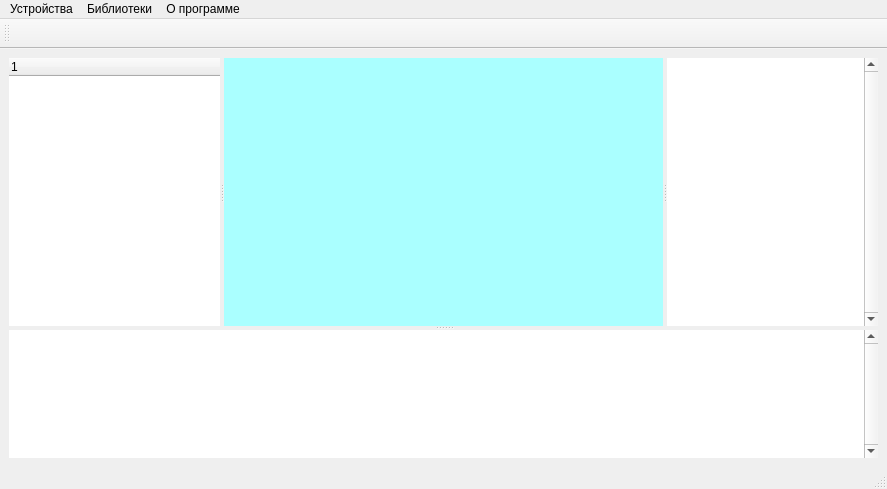
First picture: the form in mainwindow.ui, repository zaitseu1994/EurosensConfig, before the edit.
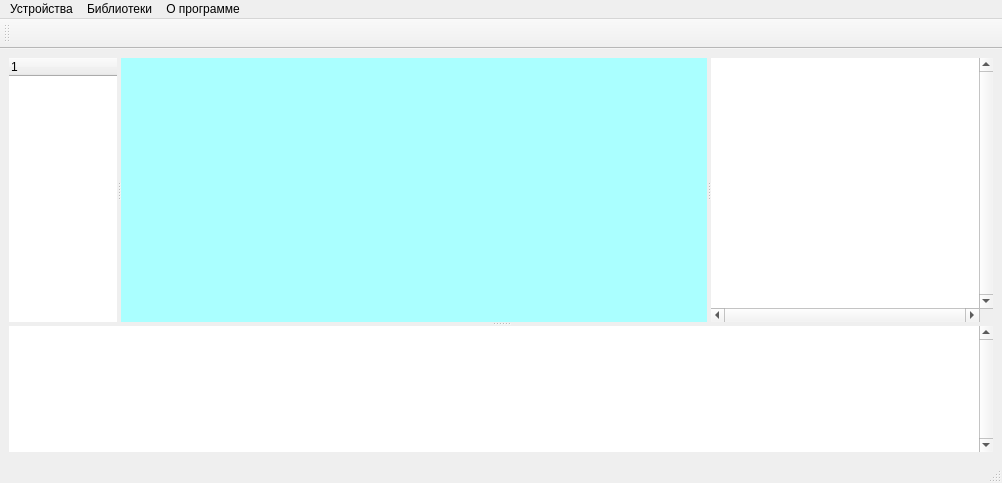
Second picture: the form after the edit.

The edit to the form file:
```diff
--- a/mainwindow.ui
+++ b/mainwindow.ui
@@ -6,8 +6,8 @@
    <rect>
     <x>0</x>
     <y>0</y>
-    <width>887</width>
-    <height>489</height>
+    <width>1002</width>
+    <height>483</height>
    </rect>
   </property>
   <property name="windowTitle">
@@ -15,7 +15,7 @@
   </property>
   <widget class="QWidget" name="centralwidget">
    <layout class="QGridLayout" name="gridLayout">
-    <item row="0" column="0">
+    <item row="1" column="0">
      <widget class="QSplitter" name="splitter_2">
       <property name="orientation">
        <enum>Qt::Vertical</enum>
@@ -25,12 +25,27 @@
         <enum>Qt::Horizontal</enum>
        </property>
        <widget class="QTreeWidget" name="treeWidget">
+        <property name="minimumSize">
+         <size>
+          <width>100</width>
+          <height>100</height>
+         </size>
+        </property>
         <property name="frameShape">
          <enum>QFrame::NoFrame</enum>
         </property>
         <property name="lineWidth">
          <number>0</number>
         </property>
+        <property name="sizeAdjustPolicy">
+         <enum>QAbstractScrollArea::AdjustToContents</enum>
+        </property>
+        <property name="textElideMode">
+         <enum>Qt::ElideRight</enum>
+        </property>
+        <attribute name="headerCascadingSectionResizes">
+         <bool>true</bool>
+        </attribute>
         <column>
          <property name="text">
           <string notr="true">1</string>
@@ -47,6 +62,15 @@
         <property name="frameShape">
          <enum>QFrame::NoFrame</enum>
         </property>
+        <property name="frameShadow">
+         <enum>QFrame::Plain</enum>
+        </property>
+        <property name="verticalScrollBarPolicy">
+         <enum>Qt::ScrollBarAsNeeded</enum>
+        </property>
+        <property name="horizontalScrollBarPolicy">
+         <enum>Qt::ScrollBarAsNeeded</enum>
+        </property>
         <property name="background">
          <brush brushstyle="SolidPattern">
           <color alpha="255">
@@ -57,7 +81,7 @@
          </brush>
         </property>
         <property name="viewMode">
-         <enum>QMdiArea::TabbedView</enum>
+         <enum>QMdiArea::SubWindowView</enum>
         </property>
         <property name="documentMode">
          <bool>true</bool>
@@ -73,6 +97,9 @@
         <property name="verticalScrollBarPolicy">
          <enum>Qt::ScrollBarAlwaysOn</enum>
         </property>
+        <property name="horizontalScrollBarPolicy">
+         <enum>Qt::ScrollBarAlwaysOn</enum>
+        </property>
        </widget>
       </widget>
       <widget class="QTextBrowser" name="textBrowser">
@@ -101,7 +128,7 @@
     <rect>
      <x>0</x>
      <y>0</y>
-     <width>887</width>
+     <width>1002</width>
      <height>20</height>
     </rect>
    </property>
```
Left out of the diff: 11 changed lines with no effect on the pictures.
